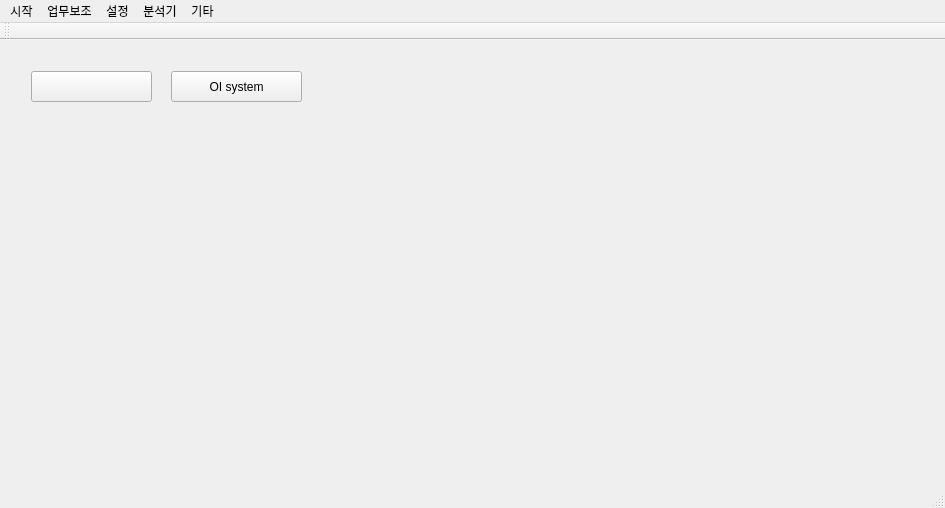
Old version of the form mainwindow.ui in the repository kimbakcho/FABWI.
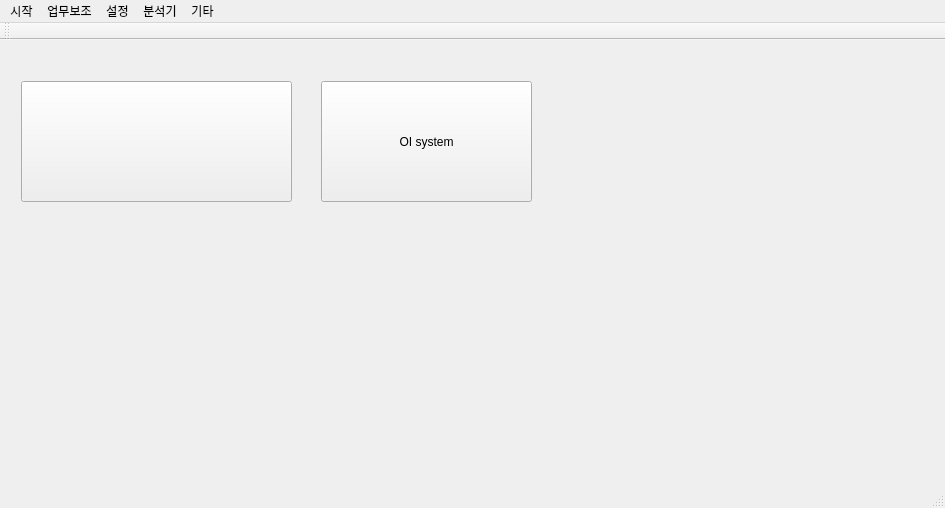
New version of the form. Icons and pictures are not drawn.

Patch:
```diff
--- a/mainwindow.ui
+++ b/mainwindow.ui
@@ -35,10 +35,10 @@
       <widget class="QPushButton" name="infrom_entet_btn">
        <property name="geometry">
         <rect>
-         <x>20</x>
-         <y>20</y>
-         <width>121</width>
-         <height>31</height>
+         <x>10</x>
+         <y>30</y>
+         <width>271</width>
+         <height>121</height>
         </rect>
        </property>
        <property name="autoFillBackground">
@@ -62,10 +62,10 @@
       <widget class="QPushButton" name="OI_startup">
        <property name="geometry">
         <rect>
-         <x>160</x>
-         <y>20</y>
-         <width>131</width>
-         <height>31</height>
+         <x>310</x>
+         <y>30</y>
+         <width>211</width>
+         <height>121</height>
         </rect>
        </property>
        <property name="autoFillBackground">
```
